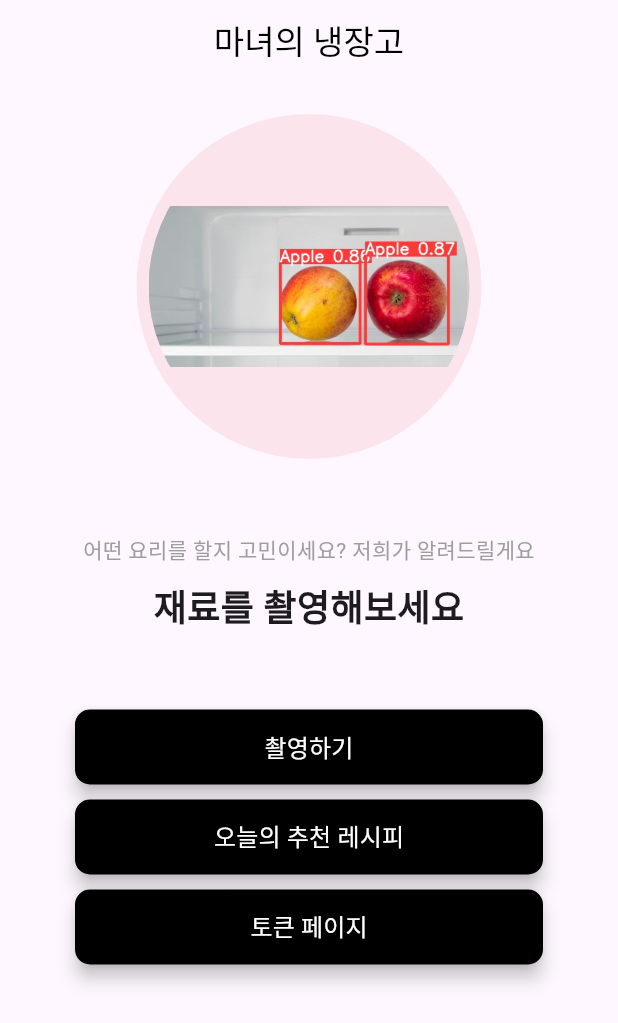
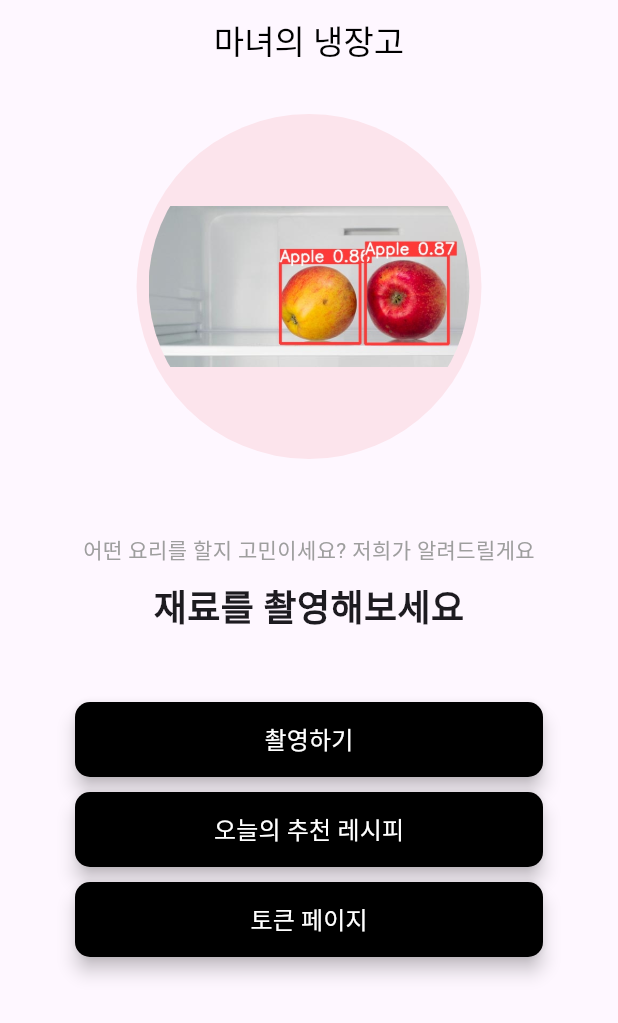
Before and after one commit to mi-ci/vgt, a Flutter app: the screen it shows after launch, on a phone screen of 412 x 824 dp. Shown: the top 1023 px of the screen. Run offline on Flutter 3.47's test engine with Material 3 defaults, Android fonts, the phone set to English and light mode, and no system bars; our stand-ins replace animate_do, carousel_slider, flutter_spinkit, google_mobile_ads, image_picker, permission_handler; network calls fail.

Commit message:
수정 jun

```diff
--- a/lib/main.dart
+++ b/lib/main.dart
@@ -186,7 +186,7 @@ class _SendMoneyState extends State<HomePage> {
                             fontSize: 24, fontWeight: FontWeight.bold),
                       )),
                   SizedBox(
-                    height: 50,
+                    height: 45,
                   ),
                   FadeInUp(
                     duration: Duration(milliseconds: 1000),
--- a/pubspec.yaml
+++ b/pubspec.yaml
@@ -38,7 +38,7 @@ dependencies:
   http: ^0.13.0
   permission_handler: ^10.0.0
   google_mobile_ads: ^2.0.0
-
+  flutter_spinkit: ^5.0.0
   # The following adds the Cupertino Icons font to your application.
   # Use with the CupertinoIcons class for iOS style icons.
   cupertino_icons: ^1.0.6
```
Also changed, not shown: lib/camerapage.dart (+20 -5 lines), pubspec.lock.
